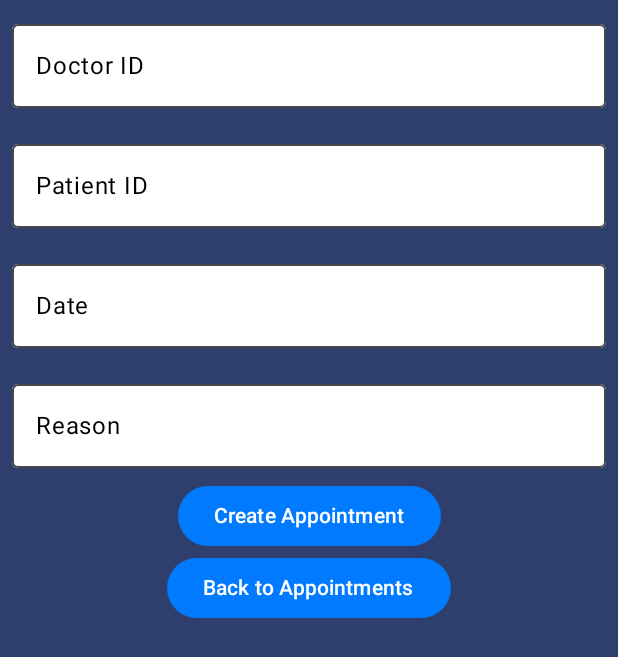
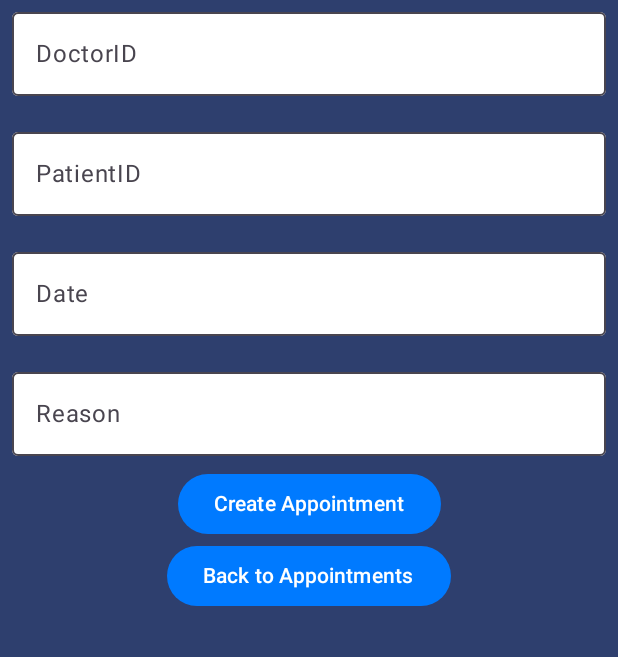
Before and after one commit to ManuGZ/MedSystemApp, an Android app built with Jetpack Compose: the PostAppointmentScreen screen opened through its navigation route, on a phone screen of 412 x 824 dp. Shown: the top 657 px of the screen. Run offline under Robolectric (Android 15) with nearby library versions, the phone set to English and light mode, and no system bars.

Commit message:
feat: PostAppointmentScreen fixed

```diff
--- a/app/src/main/java/com/manuel/medsystemapp/presentation/AppointmentScreen.kt
+++ b/app/src/main/java/com/manuel/medsystemapp/presentation/AppointmentScreen.kt
@@ -64,7 +64,7 @@ fun AppointmentScreen(viewModel: AppointmentViewModel, navController: NavHostCon
                     }
 
                 }
-            Button(onClick = {
+            Button(modifier = Modifier.padding(top = 40.dp),onClick = {
                 navController.navigate("postAppointment")
             },) {
                 Text( "Create new appointment")
--- a/app/src/main/java/com/manuel/medsystemapp/presentation/PostAppointmentScreen.kt
+++ b/app/src/main/java/com/manuel/medsystemapp/presentation/PostAppointmentScreen.kt
@@ -10,6 +10,7 @@ import androidx.compose.material3.Button
 import androidx.compose.material3.OutlinedTextField
 import androidx.compose.material3.Scaffold
 import androidx.compose.material3.Text
+import androidx.compose.material3.TextFieldColors
 import androidx.compose.material3.TextFieldDefaults
 import androidx.compose.runtime.Composable
 import androidx.compose.runtime.getValue
@@ -31,10 +32,6 @@ fun PostAppointmentScreen(viewModel: AppointmentViewModel, navController: NavHos
     var date by remember { mutableStateOf("") }
     var reason by remember { mutableStateOf("") }
 
-    var isDoctorIdFocused  by remember { mutableStateOf(false) }
-    var isPatientIdFocused  by remember { mutableStateOf(false) }
-    var isDateIdFocused  by remember { mutableStateOf(false) }
-    var isReasonIdFocused  by remember { mutableStateOf(false) }
 
     Scaffold { paddingValues ->
         Box(
@@ -51,16 +48,10 @@ fun PostAppointmentScreen(viewModel: AppointmentViewModel, navController: NavHos
                 OutlinedTextField(
                     value = doctorId,
                     onValueChange = { doctorId = it },
-                    label = {
-                        Text(
-                            "Doctor ID",
-                            color = if (isDoctorIdFocused) Color.White else Color.Black
-                        )
-                    },
+                    placeholder = { Text("DoctorID")},
                     modifier = Modifier
                         .fillMaxWidth()
-                        .padding(8.dp)
-                        .onFocusChanged { focusState -> isDoctorIdFocused = focusState.isFocused },
+                        .padding(8.dp),
                     colors = TextFieldDefaults.colors(
                         unfocusedContainerColor = Color.White,
                         focusedContainerColor = Color.White
@@ -69,16 +60,10 @@ fun PostAppointmentScreen(viewModel: AppointmentViewModel, navController: NavHos
                 OutlinedTextField(
                     value = patientId,
                     onValueChange = { patientId = it },
-                    label = {
-                        Text(
-                            "Patient ID",
-                            color = if (isPatientIdFocused) Color.White else Color.Black
-                        )
-                    },
+                    label = { Text("PatientID")},
                     modifier = Modifier
                         .fillMaxWidth()
-                        .padding(8.dp)
-                        .onFocusChanged { focusState -> isPatientIdFocused = focusState.isFocused },
+                        .padding(8.dp),
                     colors = TextFieldDefaults.colors(
                         unfocusedContainerColor = Color.White,
                         focusedContainerColor = Color.White
@@ -87,16 +72,10 @@ fun PostAppointmentScreen(viewModel: AppointmentViewModel, navController: NavHos
                 OutlinedTextField(
                     value = date,
                     onValueChange = { date = it },
-                    label = {
-                        Text(
-                            "Date",
-                            color = if (isDateIdFocused) Color.White else Color.Black
-                        )
-                    },
+                    label = { Text("Date")},
                     modifier = Modifier
                         .fillMaxWidth()
-                        .padding(8.dp)
-                        .onFocusChanged { focusState -> isDateIdFocused = focusState.isFocused },
+                        .padding(8.dp),
                     colors = TextFieldDefaults.colors(
                         unfocusedContainerColor = Color.White,
                         focusedContainerColor = Color.White
@@ -105,16 +84,10 @@ fun PostAppointmentScreen(viewModel: AppointmentViewModel, navController: NavHos
                 OutlinedTextField(
                     value = reason,
                     onValueChange = { reason = it },
-                    label = {
-                        Text(
-                            "Reason",
-                            color = if (isReasonIdFocused) Color.White else Color.Black
-                        )
-                    },
+                    label = { Text("Reason")},
                     modifier = Modifier
                         .fillMaxWidth()
-                        .padding(8.dp)
-                        .onFocusChanged { focusState -> isReasonIdFocused = focusState.isFocused },
+                        .padding(8.dp),
                     colors = TextFieldDefaults.colors(
                         unfocusedContainerColor = Color.White,
                         focusedContainerColor = Color.White
```
